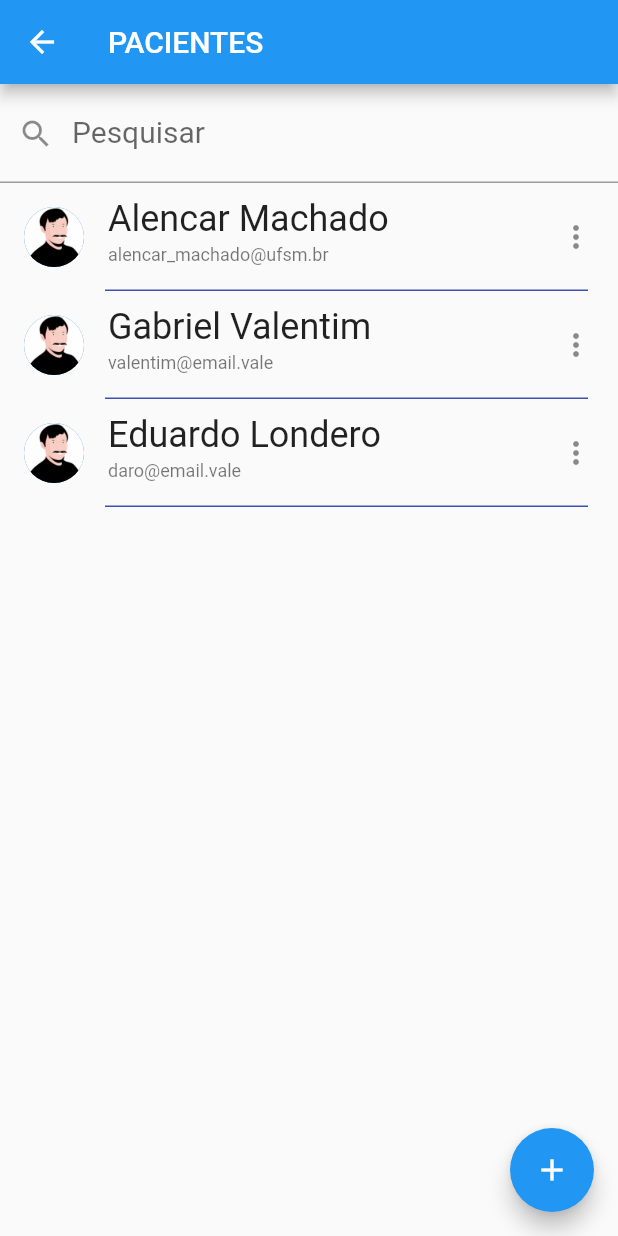
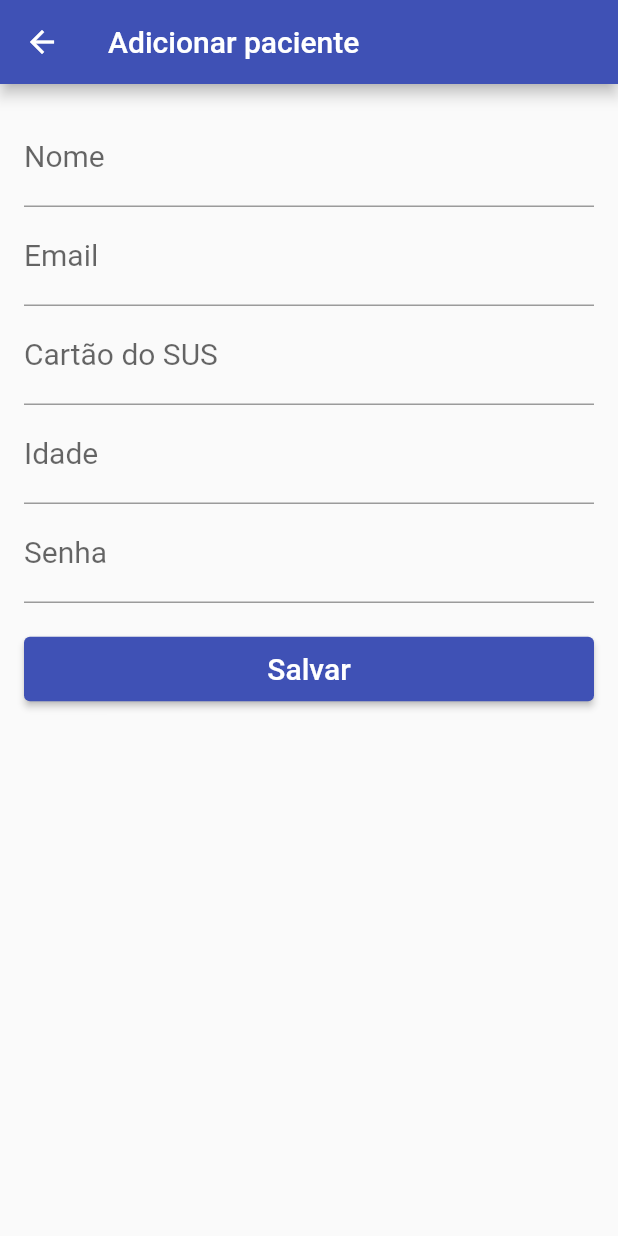
Before and after one commit to Valentim-Gab/App-covid_android, a Flutter app: the PatientsList screen opened directly, after a tap on the "add" icon, on a phone screen of 412 x 824 dp. Run offline on Flutter 3.47's test engine with Material 2 defaults, Android fonts, the phone set to English and light mode, and no system bars.

Commit message:
Component adjustments for patients

```diff
--- a/lib/database/patient_dao.dart
+++ b/lib/database/patient_dao.dart
@@ -3,14 +3,11 @@ import 'package:app_covid/models/Patient.dart';
 class PatientDao {
   static final List<Patient> _patientes = [];
 
+  static add(Patient p) {
+    _patientes.add(p);
+  }
+
   static get listPatients {
-    _patientes.add(Patient(1, 'Alencar Machado', 'alencar_machado@ufsm.br',
-        'tx232', 33, 'asenhanaoe123'));
-    _patientes.add(Patient(2, 'Gabriel Valentim', 'valentim@email.vale',
-        'xx444', 20, '123eosguri'));
-    _patientes.add(Patient(
-        3, 'Eduardo Londero', 'daro@email.vale', 'we151', 22, 'bitwarden'));
-
     return _patientes;
   }
 }
--- a/lib/screens/android/login_screen.dart
+++ b/lib/screens/android/login_screen.dart
@@ -14,12 +14,12 @@ class LoginScreen extends StatelessWidget {
           title: const Text('Tela de Login'),
         ),
         body: Container(
-          padding: const EdgeInsets.symmetric(vertical: 25.0),
+          padding: const EdgeInsets.symmetric(vertical: 25.0, horizontal: 16),
           width: double.infinity,
           child: ElevatedButton.icon(
             onPressed: () {
-              Navigator.of(context)
-                  .pushReplacement(MaterialPageRoute(builder: (context) => const DashboardScreen()));
+              Navigator.of(context).pushReplacement(MaterialPageRoute(
+                  builder: (context) => const DashboardScreen()));
             },
             icon: const Icon(Icons.login),
             label: const Text(
--- /dev/null
+++ b/lib/screens/android/patients/patients_add.dart
@@ -0,0 +1,142 @@
+import 'package:app_covid/database/patient_dao.dart';
+import 'package:app_covid/models/Patient.dart';
+import 'package:app_covid/utils/app_colors.dart';
+import 'package:flutter/material.dart';
+
+class PatientsAdd extends StatelessWidget {
+  const PatientsAdd({super.key});
+
+  @override
+  Widget build(BuildContext context) {
+    final TextEditingController nameController = TextEditingController();
+    final TextEditingController emailController = TextEditingController();
+    final TextEditingController cardController = TextEditingController();
+    final TextEditingController yearsController = TextEditingController();
+    final TextEditingController passwordController = TextEditingController();
+    final formKey = GlobalKey<FormState>();
+
+    return Scaffold(
+      appBar: AppBar(
+        title: const Text('Adicionar paciente'),
+        backgroundColor: AppColors.primaryColor,
+      ),
+      body: SingleChildScrollView(
+        child: Padding(
+          padding: const EdgeInsets.all(16),
+          child: Form(
+            key: formKey,
+            child: Column(
+              children: [
+                TextFormField(
+                  controller: nameController,
+                  decoration: const InputDecoration(
+                    labelText: 'Nome',
+                  ),
+                  style: const TextStyle(fontSize: 20),
+                  validator: (value) {
+                    if (value!.isEmpty) {
+                      return 'Nome obrigatório';
+                    }
+
+                    return null;
+                  },
+                ),
+                TextFormField(
+                  controller: emailController,
+                  decoration: const InputDecoration(
+                    labelText: 'Email',
+                  ),
+                  style: const TextStyle(fontSize: 20),
+                  keyboardType: TextInputType.emailAddress,
+                  validator: (value) {
+                    if (value!.isEmpty) {
+                      return 'Email obrigatório';
+                    }
+
+                    return null;
+                  },
+                ),
+                TextFormField(
+                  controller: cardController,
+                  decoration: const InputDecoration(
+                    labelText: 'Cartão do SUS',
+                  ),
+                  style: const TextStyle(fontSize: 20),
+                  validator: (value) {
+                    if (value!.isEmpty) {
+                      return 'Cartão obrigatório';
+                    }
+
+                    return null;
+                  },
+                ),
+                TextFormField(
+                  controller: yearsController,
+                  decoration: const InputDecoration(
+                    labelText: 'Idade',
+                  ),
+                  style: const TextStyle(fontSize: 20),
+                  keyboardType: TextInputType.number,
+                  validator: (value) {
+                    if (value!.isEmpty) {
+                      return 'Idade obrigatória';
+                    }
+
+                    return null;
+                  },
+                ),
+                TextFormField(
+                  controller: passwordController,
+                  decoration: const InputDecoration(
+                    labelText: 'Senha',
+                  ),
+                  style: const TextStyle(fontSize: 20),
+                  obscureText: true,
+                  validator: (value) {
+                    if (value!.isEmpty) {
+                      return 'Senha obrigatória';
+                    }
+
+                    return null;
+                  },
+                ),
+                const SizedBox(height: 20),
+                SizedBox(
+                  width: double.infinity,
+                  child: ElevatedButton(
+                    style: ElevatedButton.styleFrom(
+                      backgroundColor: AppColors.primaryColor,
+                      padding: const EdgeInsets.symmetric(
+                        vertical: 10,
+                        horizontal: 30,
+                      ),
+                    ),
+                    onPressed: () {
+                      if (formKey.currentState!.validate()) {
+                        PatientDao.add(
+                          Patient(
+                              0,
+                              nameController.text,
+                              emailController.text,
+                              cardController.text,
+                              int.tryParse(yearsController.text)!,
+                              passwordController.text),
+                        );
+
+                        Navigator.of(context).pop();
+                      }
+                    },
+                    child: const Text(
+                      'Salvar',
+                      style: TextStyle(fontSize: 20),
+                    ),
+                  ),
+                )
+              ],
+            ),
+          ),
+        ),
+      ),
+    );
+  }
+}
--- a/lib/screens/android/patients/patients_list.dart
+++ b/lib/screens/android/patients/patients_list.dart
@@ -1,18 +1,26 @@
 import 'package:app_covid/database/patient_dao.dart';
 import 'package:app_covid/models/Patient.dart';
+import 'package:app_covid/screens/android/patients/patients_add.dart';
 import 'package:app_covid/screens/android/patients/patients_item.dart';
+import 'package:app_covid/utils/app_colors.dart';
 import 'package:flutter/material.dart';
 
-class PatientsList extends StatelessWidget {
+class PatientsList extends StatefulWidget {
   const PatientsList({super.key});
 
   @override
+  State<PatientsList> createState() => _PatientsListState();
+}
+
+class _PatientsListState extends State<PatientsList> {
+  @override
   Widget build(BuildContext context) {
-    List<Patient> _patients = PatientDao.listPatients;
+    List<Patient> patients = PatientDao.listPatients;
 
     return Scaffold(
       appBar: AppBar(
         title: const Text('PACIENTES'),
+        backgroundColor: AppColors.primaryColor,
       ),
       body: Column(
         children: [
@@ -25,29 +33,30 @@ class PatientsList extends StatelessWidget {
           ),
           Expanded(
             child: ListView.builder(
-                itemCount: _patients.length,
+                itemCount: patients.length,
                 itemBuilder: (context, index) {
-                  final patient = _patients[index];
+                  final patient = patients[index];
 
                   return PatientsItem(
                     patient: patient,
                   );
-                }
-
-                // children: const [
-                //   PatientsItem(),
-                //   PatientsItem(),
-                //   PatientsItem(),
-                // ],
-                ),
+                }),
           )
         ],
       ),
       floatingActionButton: FloatingActionButton(
+        backgroundColor: AppColors.primaryColor,
+        onPressed: () {
+          Navigator.of(context)
+              .push(
+                  MaterialPageRoute(builder: (context) => const PatientsAdd()))
+              .then(
+            (value) {
+              setState(() {});
+            },
+          );
+        },
         child: const Icon(Icons.add),
-        onPressed: () {
-          debugPrint('Adicionando paciente');
-        },
       ),
     );
   }
```
Also changed, not shown: lib/main.dart (+12 -0 lines), lib/screens/android/patients/patients_item.dart (+26 -2 lines).
